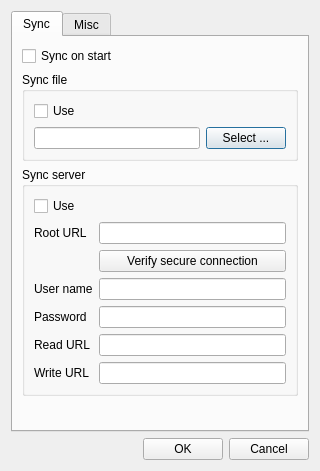
607011/Qt-SESAM, file optionsdialog.ui: the form before one commit.
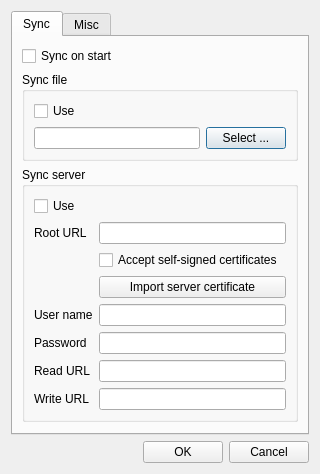
The form after the commit.

Commit message:
INTERIM: Working on Certificate Import function.
Reproduce error:
- Delete setting "sync/serverRootCertificates".
- Start Qt SESAM.
- Import server certificate via options dialog.
- Sync
  error ---> SSL Handshake failed!

Diff of the .ui file:
```diff
--- a/optionsdialog.ui
+++ b/optionsdialog.ui
@@ -98,28 +98,28 @@
             <item row="0" column="1">
              <widget class="QLineEdit" name="serverRootURLLineEdit"/>
             </item>
-            <item row="2" column="0">
+            <item row="4" column="0">
              <widget class="QLabel" name="label">
               <property name="text">
                <string>User name</string>
               </property>
              </widget>
             </item>
-            <item row="2" column="1">
+            <item row="4" column="1">
              <widget class="QLineEdit" name="usernameLineEdit">
               <property name="text">
                <string/>
               </property>
              </widget>
             </item>
-            <item row="3" column="0">
+            <item row="5" column="0">
              <widget class="QLabel" name="label_3">
               <property name="text">
                <string>Password</string>
               </property>
              </widget>
             </item>
-            <item row="3" column="1">
+            <item row="5" column="1">
              <widget class="QLineEdit" name="passwordLineEdit">
               <property name="text">
                <string/>
@@ -129,38 +129,48 @@
               </property>
              </widget>
             </item>
-            <item row="4" column="0">
+            <item row="6" column="0">
              <widget class="QLabel" name="label_4">
               <property name="text">
                <string>Read URL</string>
               </property>
              </widget>
             </item>
-            <item row="4" column="1">
+            <item row="6" column="1">
              <widget class="QLineEdit" name="readUrlLineEdit">
               <property name="enabled">
                <bool>true</bool>
               </property>
              </widget>
             </item>
-            <item row="5" column="0">
+            <item row="7" column="0">
              <widget class="QLabel" name="label_5">
               <property name="text">
                <string>Write URL</string>
               </property>
              </widget>
             </item>
-            <item row="5" column="1">
+            <item row="7" column="1">
              <widget class="QLineEdit" name="writeUrlLineEdit">
               <property name="enabled">
                <bool>true</bool>
               </property>
              </widget>
             </item>
+            <item row="2" column="1">
+             <widget class="QPushButton" name="importServerCertificatePushButton">
+              <property name="text">
+               <string>Import server certificate</string>
+              </property>
+             </widget>
+            </item>
             <item row="1" column="1">
-             <widget class="QPushButton" name="verifySecureConnectionPushButton">
+             <widget class="QCheckBox" name="acceptSelfSignedCertificatesCheckBox">
               <property name="text">
-               <string>Verify secure connection</string>
+               <string>Accept self-signed certificates</string>
+              </property>
+              <property name="checked">
+               <bool>false</bool>
               </property>
              </widget>
             </item>
```
The commit also changes 9 other files.
